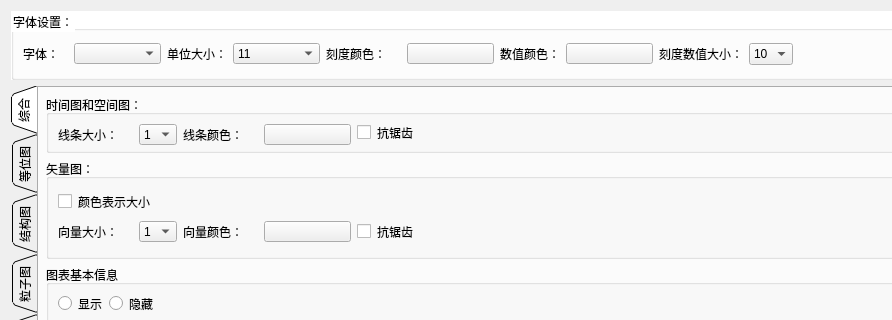
This is src/DataVisualization/ConfigWidget.ui in BeQuiet1228/FreeCAD as Qt 5 draws it before an edit; both pictures show x 0 to 892 and y 0 to 320 of the 1070 by 841 pixel window. The edited form follows.
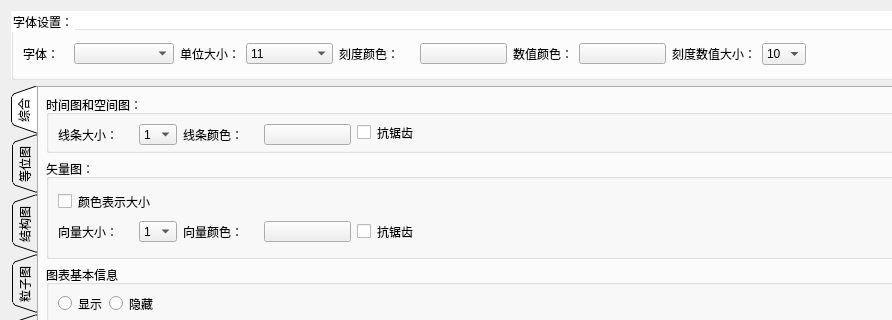
This is the edited form.

```diff
--- a/src/DataVisualization/ConfigWidget.ui
+++ b/src/DataVisualization/ConfigWidget.ui
@@ -54,13 +54,13 @@
          <widget class="QComboBox" name="fontStyle">
           <property name="minimumSize">
            <size>
-            <width>87</width>
+            <width>100</width>
             <height>21</height>
            </size>
           </property>
           <property name="maximumSize">
            <size>
-            <width>87</width>
+            <width>100</width>
             <height>21</height>
            </size>
           </property>
```
